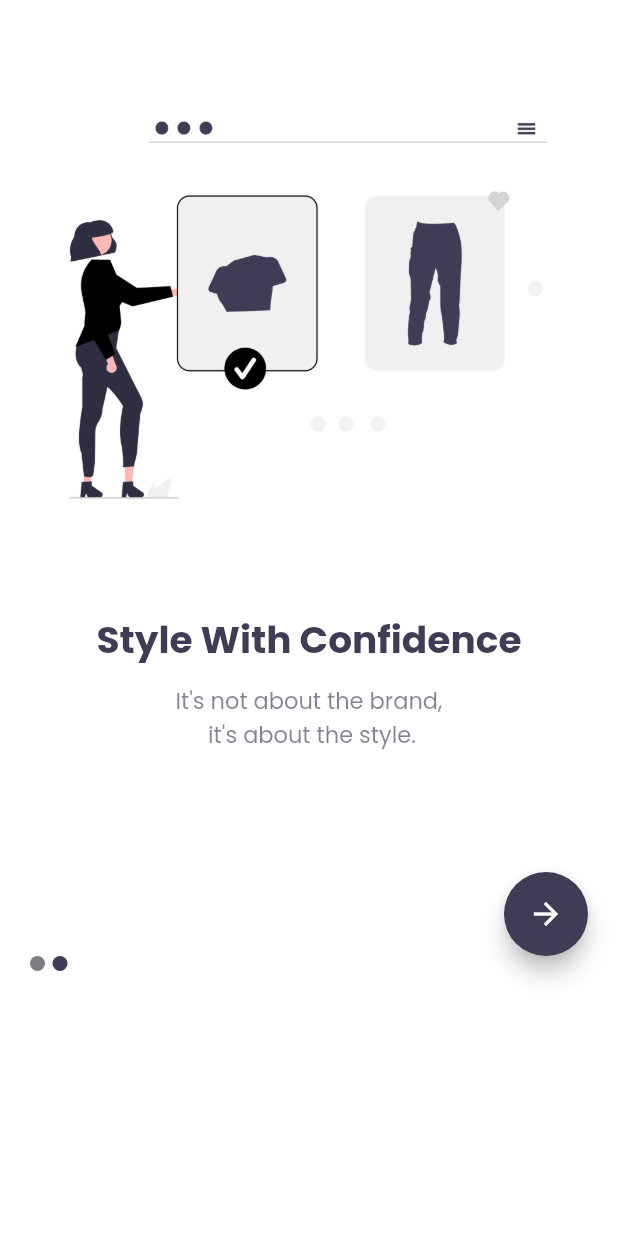
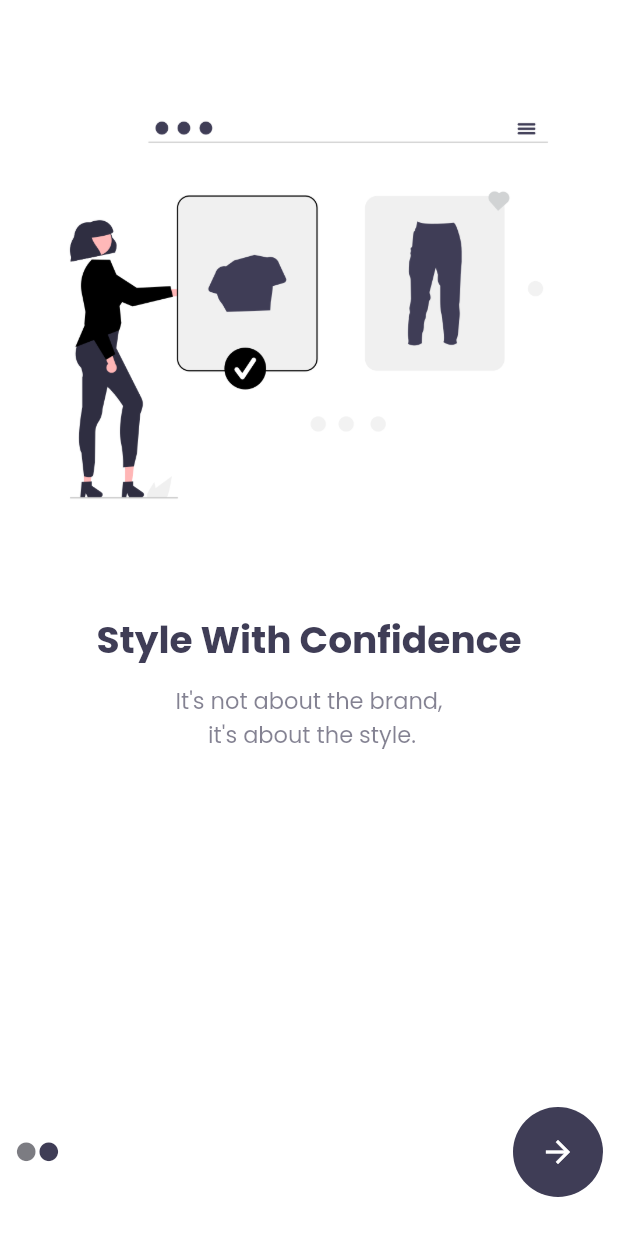
Before and after one commit to ASACHIT/flutter-app-ui, a Flutter app: the screen it shows after launch, on a phone screen of 412 x 824 dp. Run offline on Flutter 3.47's test engine with Material 2 defaults, Android fonts, the phone set to English and light mode, and no system bars.

Commit message:
placed floating action button in the bottom

```diff
--- a/lib/pages/homepage.dart
+++ b/lib/pages/homepage.dart
@@ -10,13 +10,58 @@ class HomePage extends StatefulWidget {
 class HomePageState extends State<HomePage> {
   @override
   Widget build(BuildContext context) {
-    return SafeArea(
-      child: Scaffold(
+    var safeArea = MediaQuery.of(context).padding.top;
+    return Scaffold(
+        floatingActionButton: SizedBox(
+          width: MediaQuery.of(context).size.width,
+          height: 80,
+          child: Padding(
+            padding: const EdgeInsets.symmetric(horizontal: 10.0),
+            child: Row(
+              mainAxisAlignment: MainAxisAlignment.spaceBetween,
+              children: [
+                Row(
+                  children: const [
+                    Icon(
+                      Icons.circle,
+                      size: 15,
+                      color: Color.fromARGB(166, 54, 53, 63),
+                    ),
+                    Icon(
+                      Icons.circle,
+                      size: 15,
+                      color: Color.fromARGB(255, 63, 61, 86),
+                    ),
+                  ],
+                ),
+                InkWell(
+                  onTap: () => Navigator.pushNamed(context, "/login"),
+                  child: Container(
+                    width: 60,
+                    height: 60,
+                    decoration: BoxDecoration(
+                      borderRadius: BorderRadius.circular(30),
+                      color: const Color.fromARGB(255, 63, 61, 86),
+                    ),
+                    child: const Icon(
+                      Icons.arrow_forward,
+                      color: Colors.white,
+                    ),
+                  ),
+                )
+              ],
+            ),
+          ),
+        ),
+        floatingActionButtonLocation: FloatingActionButtonLocation.centerFloat,
         backgroundColor: Colors.white,
         body: SingleChildScrollView(
           child: Column(
             crossAxisAlignment: CrossAxisAlignment.center,
             children: [
+              SizedBox(
+                height: safeArea,
+              ),
               Padding(
                 padding: const EdgeInsets.only(top: 50),
                 child: Image.asset('assets/shop.png'),
@@ -31,8 +76,7 @@ class HomePageState extends State<HomePage> {
               ),
               const Padding(
                 padding: EdgeInsets.only(top: 10),
-                  child:
-                      Text("It's not about the brand,\n it's about the style.",
+                child: Text("It's not about the brand,\n it's about the style.",
                     textAlign: TextAlign.center,
                     style: TextStyle(
                       color: Color.fromARGB(164, 63, 61, 86),
@@ -40,51 +84,8 @@ class HomePageState extends State<HomePage> {
                       fontWeight: FontWeight.w100,
                     )),
               ),
-                Padding(
-                  padding: const EdgeInsets.only(top: 80, right: 20),
-                  child: Align(
-                    alignment: Alignment.bottomRight,
-                    child: FloatingActionButton(
-                      backgroundColor: const Color.fromARGB(255, 63, 61, 86),
-                      onPressed: () {
-                        Navigator.pushNamed(context, "/login");
-                      },
-                      child: const Icon(
-                        Icons.arrow_forward,
-                        color: Colors.white,
-                      ),
-                    ),
-                  ),
-                ),
-                Padding(
-                  padding: const EdgeInsets.only(left: 20),
-                  child: Row(
-                    children: [
-                      Padding(
-                        padding: const EdgeInsets.only(right: 5),
-                        child: Container(
-                          width: 10,
-                          height: 10,
-                          decoration: const BoxDecoration(
-                            shape: BoxShape.circle,
-                            color: Color.fromARGB(166, 54, 53, 63),
-                          ),
-                        ),
-                      ),
-                      Container(
-                        width: 10,
-                        height: 10,
-                        decoration: const BoxDecoration(
-                          shape: BoxShape.circle,
-                          color: Color.fromARGB(255, 63, 61, 86),
-                        ),
-                      ),
             ],
           ),
-                )
-              ],
-            ),
-          )),
-    );
+        ));
   }
 }
```
Lines whose indentation alone changed are shown as unchanged.
